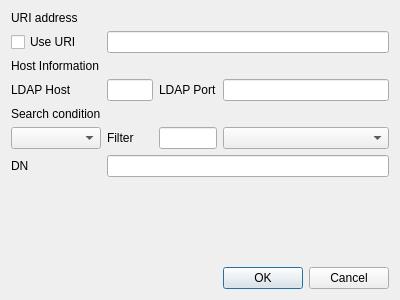
Before: the Qt Designer form CAMan/get_ldap_dlg.ui in jykim74/CertMan, drawn with Qt 5.
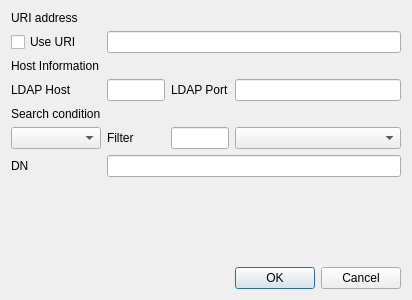
After: the same form once the commit is applied.

Diff of the .ui file:
```diff
--- a/CAMan/get_ldap_dlg.ui
+++ b/CAMan/get_ldap_dlg.ui
@@ -6,7 +6,7 @@
    <rect>
     <x>0</x>
     <y>0</y>
-    <width>400</width>
+    <width>412</width>
     <height>300</height>
    </rect>
   </property>
```
Left out of the diff: 16 changed lines with no effect on the pictures.
